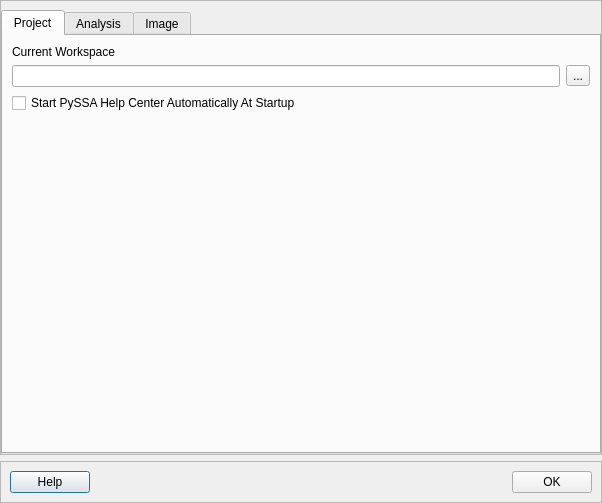
Above: pyssa/gui/ui/forms/settings_view.ui from urban233/PySSA before the change. Below: the same form after it.
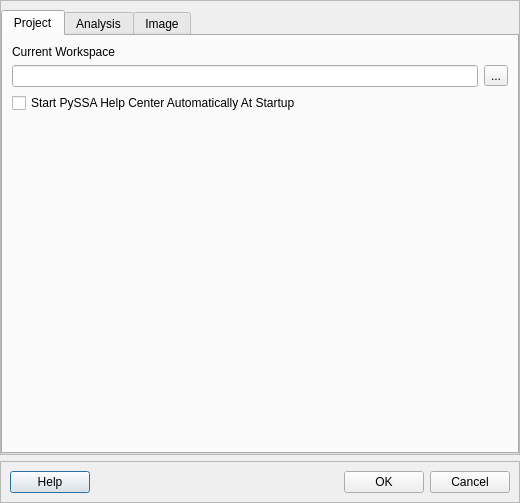
That is the form after the change.

Commit message: add: cancel buttons to all dialog windows

```diff
--- a/pyssa/gui/ui/forms/settings_view.ui
+++ b/pyssa/gui/ui/forms/settings_view.ui
@@ -6,7 +6,7 @@
    <rect>
     <x>0</x>
     <y>0</y>
-    <width>602</width>
+    <width>520</width>
     <height>503</height>
    </rect>
   </property>
@@ -324,6 +324,13 @@
           </property>
          </widget>
         </item>
+        <item>
+         <widget class="QPushButton" name="btn_cancel">
+          <property name="text">
+           <string>Cancel</string>
+          </property>
+         </widget>
+        </item>
        </layout>
       </item>
      </layout>
```
The commit also changes 57 other files.
